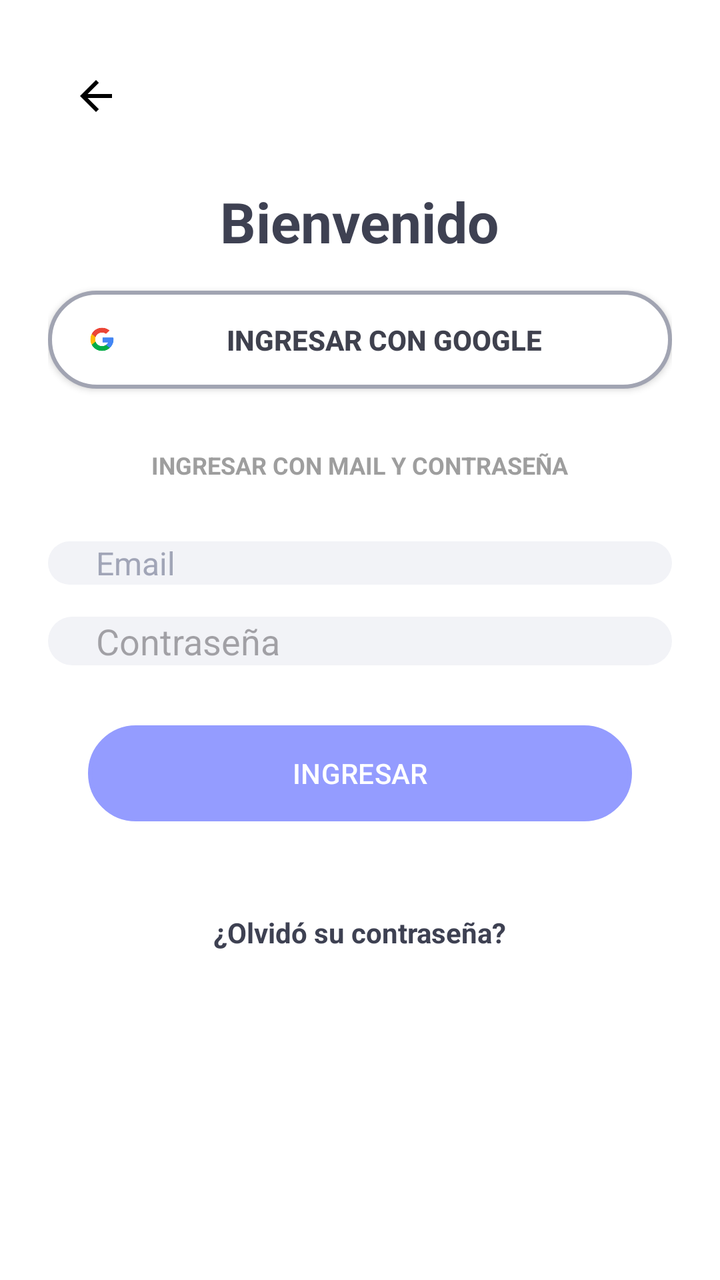
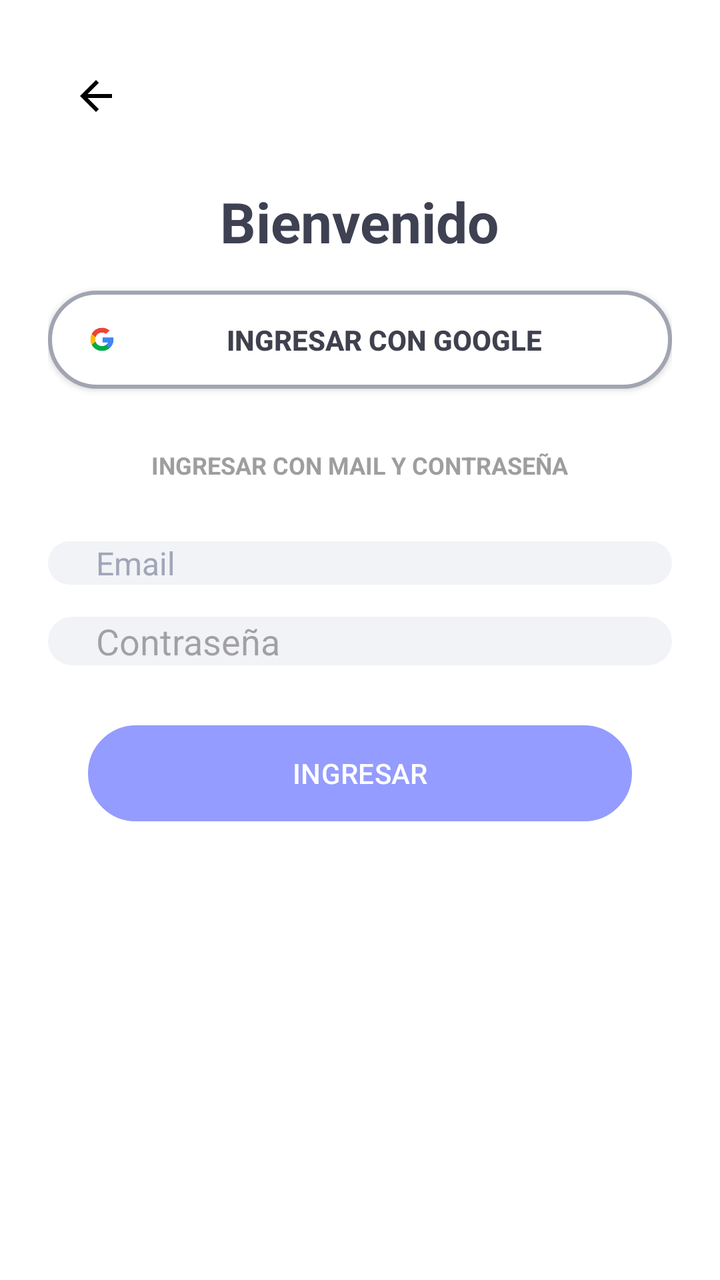

Before-and-after screenshots of an Android layout around one commit, followed by the original layout XML and the change that was made.
<!-- AndroidManifest.xml: application theme Theme.ClubDeportivoDAM -->
<!-- res/layout/activity_login.xml -->
<?xml version="1.0" encoding="utf-8"?>
<LinearLayout
    xmlns:android="http://schemas.android.com/apk/res/android"
    android:layout_width="match_parent"
    android:layout_height="match_parent"
    android:orientation="vertical"
    android:gravity="center_horizontal"
    android:padding="24dp"
    android:background="#FFFFFF">

    <ImageButton
        android:id="@+id/btnBack"
        android:layout_width="48dp"
        android:layout_height="48dp"
        android:layout_gravity="start"
        android:background="?attr/selectableItemBackgroundBorderless"
        android:src="@drawable/ic_arrow_back" />

    <TextView
        android:layout_width="wrap_content"
        android:layout_height="wrap_content"
        android:layout_marginTop="20dp"
        android:text="Bienvenido"
        android:textColor="#3E4152"
        android:textSize="28sp"
        android:textStyle="bold" />


    <include
        android:id="@+id/btnGoogle"
        layout="@layout/view_boton_ingreso_google"
        android:layout_width="match_parent"
        android:layout_height="wrap_content"
        android:layout_marginTop="16dp" />

    <TextView
        android:layout_width="wrap_content"
        android:layout_height="wrap_content"
        android:layout_marginVertical="30dp"
        android:text="INGRESAR CON MAIL Y CONTRASEÑA"
        android:textColor="#9E9E9E"
        android:textSize="12sp"
        android:textStyle="bold" />

    <include
        android:id="@+id/containerEmail"
        layout="@layout/input_espacio"
        android:layout_width="match_parent"
        android:layout_height="wrap_content" />

    <include
        android:id="@+id/containerPassword"
        layout="@layout/input_espacio_p"
        android:layout_width="match_parent"
        android:layout_height="wrap_content"
        android:layout_marginTop="16dp" />

    <include
        android:id="@+id/btnLogin"
        layout="@layout/view_boton_ingresar"
        android:layout_width="match_parent"
        android:layout_height="wrap_content"
        android:layout_marginHorizontal="20dp"
        android:layout_marginVertical="30dp"/>


    <TextView
        android:id="@+id/tvForgot"
        android:layout_width="wrap_content"
        android:layout_height="wrap_content"
        android:layout_marginTop="16dp"
        android:text="¿Olvidó su contraseña?"
        android:textColor="#3E4152"
        android:textStyle="bold" />


</LinearLayout>
<!-- res/layout/view_boton_ingreso_google.xml (included above) -->
<androidx.appcompat.widget.AppCompatButton
    xmlns:android="http://schemas.android.com/apk/res/android"

android:id="@+id/btnInternalSocial"
android:layout_width="match_parent"
android:layout_height="60dp"
android:background="@drawable/boton_redondeado"
android:drawableStart="@drawable/google_redimension"
android:drawablePadding="10dp"
android:paddingHorizontal="20dp"
    android:paddingVertical="15dp"
android:text="INGRESAR CON GOOGLE"
android:textAllCaps="true"
android:textColor="#3F414E"
android:textSize="14sp"
android:textStyle="bold"
    />
<!-- res/layout/input_espacio.xml (included above) -->
<?xml version="1.0" encoding="utf-8"?>
<EditText
    xmlns:android="http://schemas.android.com/apk/res/android"
    android:id="@+id/etEmailReal"
    android:layout_width="match_parent"
    android:layout_height="60dp"
    android:layout_marginHorizontal="20dp"
    android:layout_marginTop="10dp"
    android:layout_marginBottom="10dp"
    android:background="@drawable/input_field"
    android:paddingHorizontal="24dp"
    android:hint="Email"
    android:textColorHint="#A1A5B7"
    android:textColor="#3E4152"
    android:textSize="16sp"
    android:inputType="textEmailAddress"
    android:maxLines="1"
    android:singleLine="true" />
<!-- res/layout/input_espacio_p.xml (included above) -->
<?xml version="1.0" encoding="utf-8"?>
<EditText
    xmlns:android="http://schemas.android.com/apk/res/android"
    android:id="@+id/etPassReal"
    android:layout_width="match_parent"
    android:layout_height="60dp"
    android:background="@drawable/input_field"
    android:hint="Contraseña"
    android:inputType="textPassword"
    android:singleLine="true"
    android:paddingHorizontal="24dp" />
<!-- res/layout/view_boton_ingresar.xml (included above) -->
<?xml version="1.0" encoding="utf-8"?>
<Button xmlns:android="http://schemas.android.com/apk/res/android"
    xmlns:app="http://schemas.android.com/apk/res-auto"
    android:id="@+id/btnIngreso"
    android:background="@drawable/boton_redondeado"
    android:layout_width="match_parent"
    android:layout_height="60dp"
    android:backgroundTint="#949CFF"
    android:text="INGRESAR"
    android:textColor="#FFFFFF"
    app:cornerRadius="30dp" />
<!-- resources referenced by this layout -->
<resources>
  <!-- drawable boton_redondeado (drawable) -->
  <shape xmlns:android="http://schemas.android.com/apk/res/android">
      <solid android:color="#FFFFFF" />
  
      <stroke
          android:width="2dp"
          android:color="#A1A4B2" /> <corners android:radius="30dp" />
  </shape>
  <!-- drawable google_redimension (drawable) -->
  <?xml version="1.0" encoding="utf-8"?>
  <layer-list xmlns:android="http://schemas.android.com/apk/res/android">
      <item
          android:drawable="@drawable/google_logo"
          android:width="14dp"
          android:height="14dp" />
  </layer-list>
  <!-- drawable ic_arrow_back (drawable) -->
  <vector xmlns:android="http://schemas.android.com/apk/res/android" android:autoMirrored="true" android:height="24dp" android:tint="#000000" android:viewportHeight="960" android:viewportWidth="960" android:width="24dp">
        
      <path android:fillColor="@android:color/white" android:pathData="M313,520L537,744L480,800L160,480L480,160L537,216L313,440L800,440L800,520L313,520Z"/>
      
  </vector>
  <!-- drawable input_field (drawable) -->
  <?xml version="1.0" encoding="utf-8"?>
  <shape xmlns:android="http://schemas.android.com/apk/res/android">
      <solid android:color="#F2F3F7" /> <corners android:radius="30dp" />
  </shape>
  <style name="Theme.ClubDeportivoDAM" parent="Base.Theme.ClubDeportivoDAM" />
  <!-- drawable google_logo: webp bitmap (drawable, 4086 bytes) -->
  <style name="Base.Theme.ClubDeportivoDAM" parent="Theme.Material3.DayNight.NoActionBar">
          
          
      </style>
</resources>

<!-- the commit's change to res/layout/activity_login.xml (unified diff, before → after) -->
@@ -64,14 +64,7 @@
         android:layout_marginVertical="30dp"/>
 
 
-    <TextView
-        android:id="@+id/tvForgot"
-        android:layout_width="wrap_content"
-        android:layout_height="wrap_content"
-        android:layout_marginTop="16dp"
-        android:text="¿Olvidó su contraseña?"
-        android:textColor="#3E4152"
-        android:textStyle="bold" />
+
 
 
 </LinearLayout>
